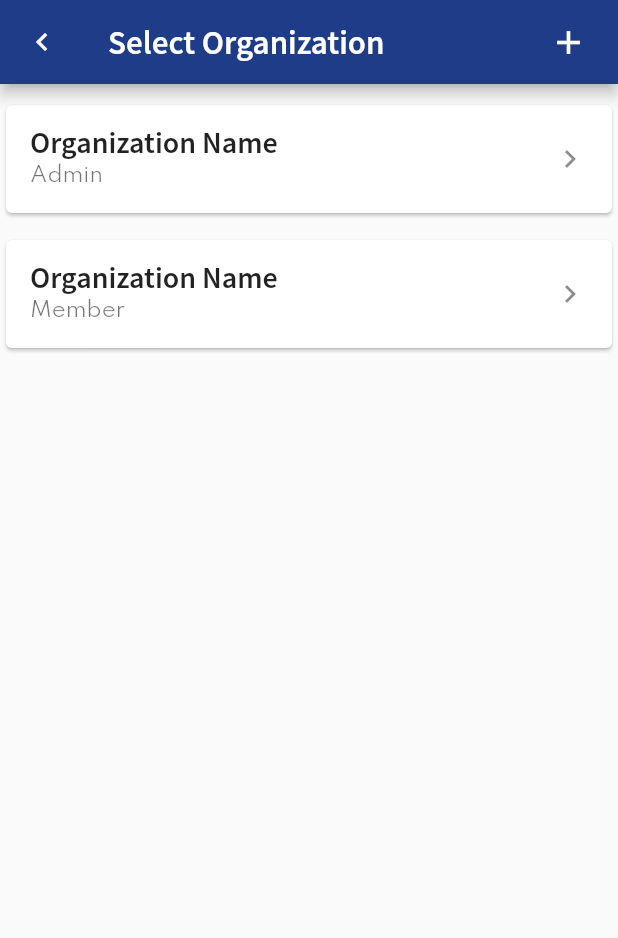
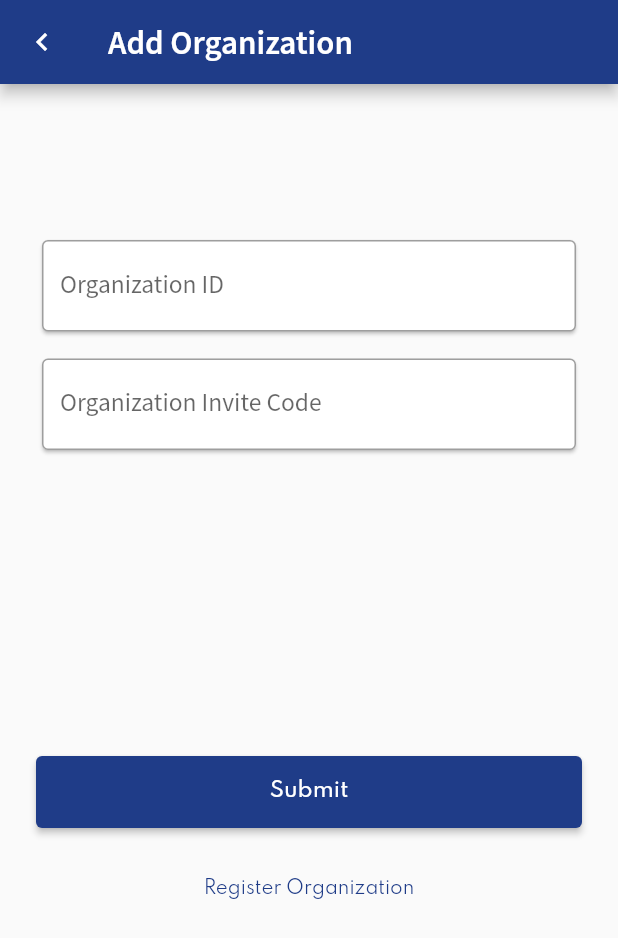
Before and after one commit to Stefanc23/hibye, a Flutter app: the AddOrganization screen opened directly, on a phone screen of 412 x 824 dp. Shown: the top 938 px of the screen. Run offline on Flutter 3.47's test engine with Material 2 defaults, Android fonts, the phone set to English and light mode, and no system bars; our stand-ins replace firebase_auth, firebase_core; accounts and stored records are empty.

```diff
--- a/lib/screens/add_organization.dart
+++ b/lib/screens/add_organization.dart
@@ -1,101 +1,116 @@
 import 'package:flutter/material.dart';
-import 'package:hibye/main.dart';
-import 'package:hibye/select_organization.dart';
+import 'package:hibye/screens/register_organization.dart';
+import 'package:hibye/components/primary_button.dart';
 
 class AddOrganization extends StatefulWidget {
   static String tag = 'admin-addorg-page';
 
   const AddOrganization({Key? key}) : super(key: key);
   @override
-  _AddOrganizationState createState() => _AddOrganizationState();
+  _AddOrganization createState() => _AddOrganization();
 }
 
-class _AddOrganizationState extends State<AddOrganization>{
-
-  bool organizationStatus = false;
-  void setStatus(){
-    setState(() {
-      organizationStatus = !organizationStatus;
-    });
-  }
-
+class _AddOrganization extends State<AddOrganization> {
   @override
   Widget build(BuildContext context) {
     return Scaffold(
         appBar: AppBar(
           // Here we take the value from the MyHomePage object that was created by
           // the App.build method, and use it to set our appbar title.
-        title: const Text('Select Organization', style: TextStyle(color: Colors.white),),
+          title: const Text(
+            'Add Organization',
+            style: TextStyle(color: Colors.white),
+          ),
           backgroundColor: const Color(0xFF1F3C88),
           leading: GestureDetector(
-          onTap: () {},
+            onTap: () {
+              Navigator.pop(context);
+            },
             child: const Icon(
               Icons.keyboard_arrow_left,
               color: Colors.white,
             ),
           ),
-        actions: <Widget>[
+        ),
+        body: ListView(
+          children: <Widget>[
+            Column(
+              children: [
+                const SizedBox(
+                  height: 100,
+                ),
+                Column(
+                  crossAxisAlignment: CrossAxisAlignment.center,
+                  mainAxisAlignment: MainAxisAlignment.start,
+                  children: const [
                     Padding(
-            padding: const EdgeInsets.only(right: 20.0),
-            child: GestureDetector(
-              onTap: () {
-                Navigator.pop(context);
+                      padding: EdgeInsets.only(left: 24, right: 24),
+                      child: Card(
+                        child: TextField(
+                          decoration: InputDecoration(
+                            border: OutlineInputBorder(),
+                            labelText: 'Organization ID',
+                          ),
+                        ),
+                      ),
+                    ),
+                  ],
+                ),
+              ],
+            ),
+            const SizedBox(
+              height: 10,
+            ),
+            Column(
+              crossAxisAlignment: CrossAxisAlignment.center,
+              mainAxisAlignment: MainAxisAlignment.start,
+              children: const [
+                Padding(
+                  padding: EdgeInsets.only(left: 24, right: 24),
+                  child: Card(
+                    child: TextField(
+                      decoration: InputDecoration(
+                        border: OutlineInputBorder(),
+                        labelText: 'Organization Invite Code',
+                      ),
+                    ),
+                  ),
+                ),
+              ],
+            ),
+            const SizedBox(
+              height: 200,
+            ),
+            Column(
+              children: [
+                PrimaryButton(label: 'Submit', onPressed: () {}),
+                Container(
+                  margin: const EdgeInsets.only(bottom: 10),
+                  child: Row(
+                      mainAxisAlignment: MainAxisAlignment.center,
+                      children: [
+                        TextButton(
+                            onPressed: () {
                               Navigator.push(
                                   context,
                                   MaterialPageRoute(
-                      builder: (context) => const SelectOrganization(),
+                                    builder: (context) =>
+                                        const RegisterOrganization(),
                                   ));
                             },
-              child: const Icon(
-                Icons.add,
-                color: Colors.white,
-                size: 26.0,
-              ),
-            ),
-          )
-        ],
-      ),
-      body: ListView(
-        children: <Widget>[
-
-          Visibility(
-            child: const Text(
-              '', textAlign: TextAlign.center,
-            ),
-            visible: organizationStatus,
-          ),
-          Visibility(
-            child: const Text(
-              'Nothing Here Yet', textAlign: TextAlign.center, style: TextStyle(fontSize: 15.0, fontWeight: FontWeight.bold),
-            ),
-            visible: organizationStatus,
-          ),
-          SizedBox(height: 10),
-          Visibility(
-            child: Card(
-              child: ListTile(
-                title: const Text('Organization Name', style: TextStyle(fontWeight: FontWeight.bold, fontSize: 20.0)),
-                subtitle: const Text('Admin'),
-                trailing: const Icon(Icons.keyboard_arrow_right),
-                onTap: () {},
-              ),
-            ),
-            visible: !organizationStatus,
-          ),
-          SizedBox(height: 10),
-          Visibility(
-            child: Card(
-              child: ListTile(
-                title: const Text('Organization Name', style: TextStyle(fontWeight: FontWeight.bold, fontSize: 20.0)),
-                subtitle: const Text('Member'),
-                trailing: const Icon(Icons.keyboard_arrow_right),
-                onTap: () {},
-              ),
-            ),
-            visible: !organizationStatus,
+                            child: Text(
+                              'Register Organization',
+                              style: Theme.of(context)
+                                  .textTheme
+                                  .caption
+                                  ?.copyWith(
+                                      color: Theme.of(context).primaryColor),
+                            ))
+                      ]),
                 ),
               ],
             ),
-    );
+          ],
+        ));
   }
 }
--- a/pubspec.yaml
+++ b/pubspec.yaml
@@ -29,6 +29,10 @@ environment:
 dependencies:
   flutter:
     sdk: flutter
+  firebase_core: ^1.7.0
+  firebase_auth: ^3.1.3
+  cloud_firestore: ^2.5.3
+  provider: ^5.0.0
 
 
   # The following adds the Cupertino Icons font to your application.
```
Also changed, not shown: lib/main.dart (+87 -9 lines), lib/screens/landing.dart (+4 -6 lines), lib/screens/login.dart (+19 -6 lines), lib/screens/register_organization.dart (+0 -8 lines), lib/screens/select_organization.dart (+69 -75 lines), lib/screens/signup.dart (+7 -2 lines), lib/services/authentication_service.dart (added, +39 -0 lines), pubspec.lock, 4 other files. Lines whose indentation alone changed are shown as unchanged.
